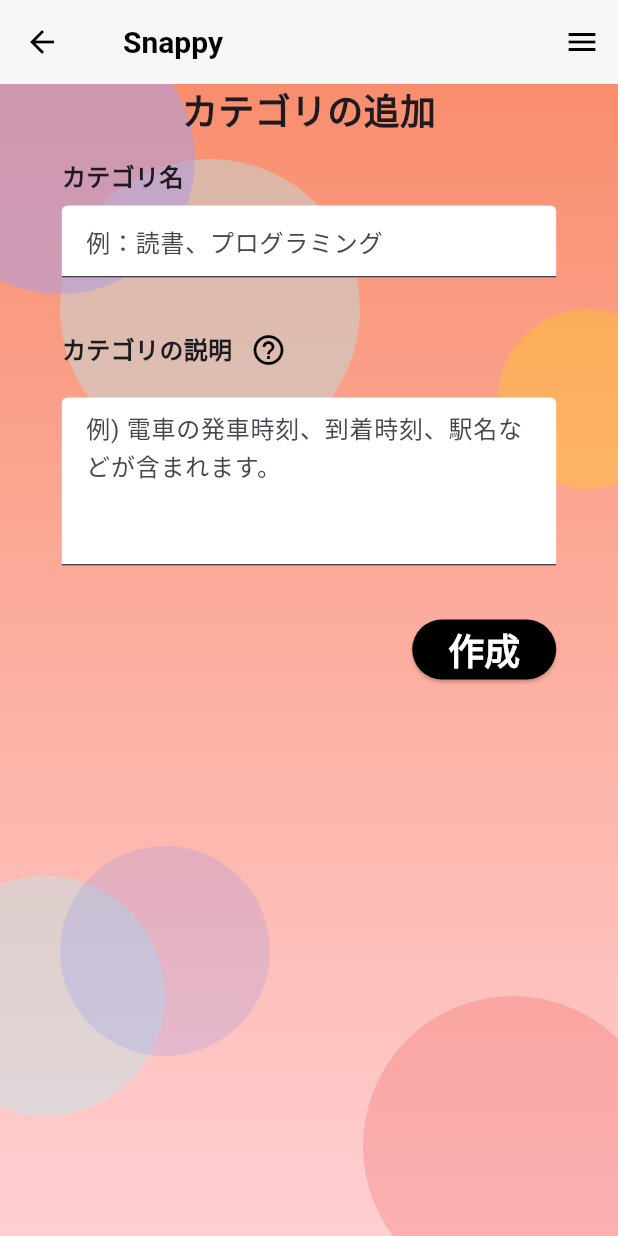
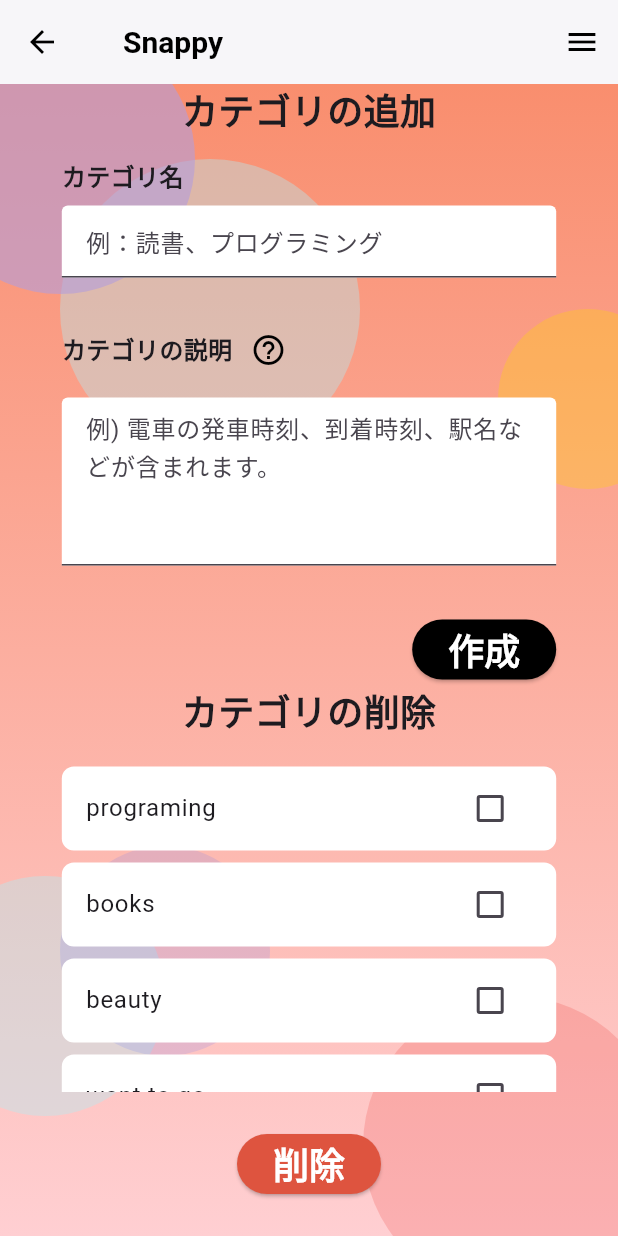
Before and after one commit to suke-0612/SNAPPY, a Flutter app: the screen it shows after launch, in the side drawer, after a tap on "設定", on a phone screen of 412 x 824 dp. Run offline on Flutter 3.47's test engine with Material 3 defaults, Android fonts, the phone set to English and light mode, and no system bars; our stand-ins replace isar; missing offline and left inert: photo_manager; accounts and stored records are empty; generated files the repository leaves out were written again.

Commit message:
feat: add DeleteCategory component to settings page

```diff
--- /dev/null
+++ b/lib/components/delete_category.dart
@@ -0,0 +1,71 @@
+import 'package:flutter/material.dart';
+import 'package:snappy/importer.dart';
+
+class DeleteCategory extends StatefulWidget {
+  final VoidCallback onPressedDelete;
+  final List<String> Function() getTags;
+
+  DeleteCategory(
+      {super.key, required this.onPressedDelete, required this.getTags});
+
+  @override
+  State<DeleteCategory> createState() => _DeleteCategoryState();
+}
+
+class _DeleteCategoryState extends State<DeleteCategory> {
+  final Set<String> _selectedTags = {};
+
+  @override
+  Widget build(BuildContext context) {
+    final List<String> tags = widget.getTags();
+    final double listWidth = MediaQuery.of(context).size.width * 0.8;
+    return Column(
+      children: [
+        Expanded(
+          child: ListView.builder(
+            itemCount: tags.length,
+            itemBuilder: (context, index) {
+              final tag = tags[index];
+              final bool isSelected = _selectedTags.contains(tag);
+
+              return Center(
+                  child: SizedBox(
+                      width: listWidth,
+                      child: Container(
+                        margin: const EdgeInsets.symmetric(vertical: 4.0),
+                        decoration: BoxDecoration(
+                          color: Colors.white,
+                          borderRadius: BorderRadius.circular(8.0),
+                        ),
+                        child: CheckboxListTile(
+                          title: Text(tag),
+                          value: isSelected,
+                          activeColor: const Color(0xFFDE543F),
+                          onChanged: (bool? value) {
+                            setState(() {
+                              if (value == true) {
+                                _selectedTags.add(tag);
+                              } else {
+                                _selectedTags.remove(tag);
+                              }
+                            });
+                          },
+                          controlAffinity: ListTileControlAffinity.trailing,
+                        ),
+                      )));
+            },
+          ),
+        ),
+        Padding(
+          padding: const EdgeInsets.symmetric(horizontal: 16.0, vertical: 24.0),
+          child: CustomButton(
+            onPressed: widget.onPressedDelete,
+            label: "削除",
+            fontColor: Colors.white,
+            backgroundColor: const Color(0xFFDE543F),
+          ),
+        ),
+      ],
+    );
+  }
+}
--- a/lib/importer.dart
+++ b/lib/importer.dart
@@ -12,6 +12,7 @@ export "package:snappy/components/input_search.dart";
 export 'package:snappy/components/pagination.dart';
 export 'package:snappy/components/items_view/item_card.dart';
 export 'package:snappy/components/items_view/items_view.dart';
+export "package:snappy/components/delete_category.dart";
 export 'package:snappy/models/item_data.dart';
 
 export 'package:photo_manager/photo_manager.dart';
--- a/lib/pages/settings.dart
+++ b/lib/pages/settings.dart
@@ -6,7 +6,7 @@ class Settings extends StatelessWidget {
 
   @override
   Widget build(BuildContext context) {
-    return const BaseScreen(
+    return BaseScreen(
       child: Column(
         children: [
           Expanded(
@@ -19,6 +19,18 @@ class Settings extends StatelessWidget {
                   ),
                   SizedBox(height: 16.0),
                   AddCategoryForm(),
+                  Text(
+                    'カテゴリの削除',
+                    style: TextStyle(fontWeight: FontWeight.bold, fontSize: 24),
+                  ),
+                  SizedBox(height: 16.0),
+                  //tags:tagsなどに変更してください
+                  Expanded(
+                      child: DeleteCategory(
+                    getTags: () =>
+                        ["programing", "books", "beauty", "want to go"],
+                    onPressedDelete: () {},
+                  ))
                 ],
               ),
             ),
```
